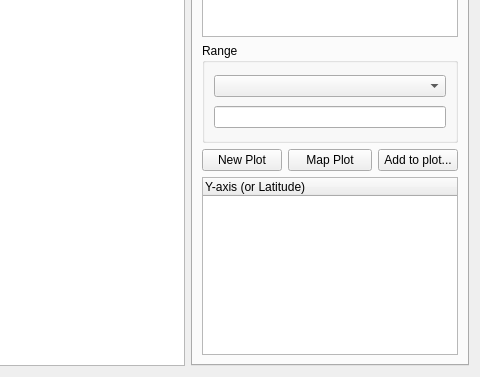
This is src/tablewidget.ui in noedigcode/GidPlot as Qt 5 draws it before an edit; both pictures show x 274 to 754 and y 187 to 564 of the 754 by 564 pixel window. The edited form follows.
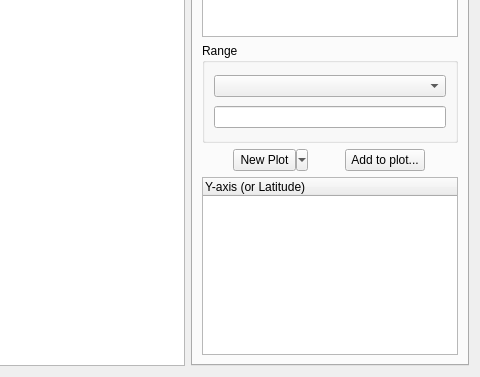
This is the edited form. Icons and pictures are not drawn.

Commit message: Add a stacked logic plot type. Merge new plot and map plot buttons into new plot button with a dropdown menu containing map plot and the new stacked logic plot. Plot icon now has a white background.

```diff
--- a/src/tablewidget.ui
+++ b/src/tablewidget.ui
@@ -72,9 +72,9 @@
        <item>
         <layout class="QHBoxLayout" name="horizontalLayout">
          <item>
-          <widget class="QPushButton" name="pushButton_newPlot">
+          <widget class="QToolButton" name="toolButton_newPlot">
            <property name="sizePolicy">
-            <sizepolicy hsizetype="Fixed" vsizetype="Fixed">
+            <sizepolicy hsizetype="Fixed" vsizetype="Preferred">
              <horstretch>0</horstretch>
              <verstretch>0</verstretch>
             </sizepolicy>
@@ -86,16 +86,14 @@
             <iconset resource="../images/images.qrc">
              <normaloff>:/plot</normaloff>:/plot</iconset>
            </property>
-          </widget>
-         </item>
-         <item>
-          <widget class="QPushButton" name="pushButton_newMapPlot">
-           <property name="text">
-            <string>Map Plot</string>
+           <property name="popupMode">
+            <enum>QToolButton::MenuButtonPopup</enum>
            </property>
-           <property name="icon">
-            <iconset resource="../images/images.qrc">
-             <normaloff>:/showall</normaloff>:/showall</iconset>
+           <property name="toolButtonStyle">
+            <enum>Qt::ToolButtonTextBesideIcon</enum>
+           </property>
+           <property name="arrowType">
+            <enum>Qt::NoArrow</enum>
            </property>
           </widget>
          </item>
```
Left out of the diff: 36 changed lines with no effect on the pictures. The commit also changes 11 other files.
